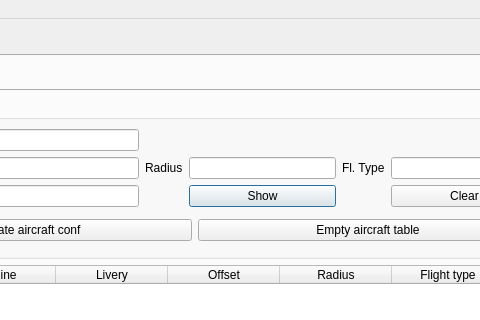
This is ScheduleUi/MainWindow.ui in kantooon/ScheduleViewer as Qt 5 draws it before an edit; both pictures show x 538 to 1018 and y 0 to 320 of the 1121 by 838 pixel window. The edited form follows.
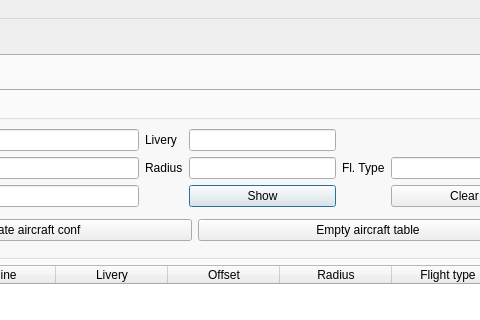
This is the edited form. The open tabs and pages were chosen to show the change. Icons and pictures are not drawn.

Commit message: new aircraft tab

Diff of the .ui file:
```diff
--- a/ScheduleUi/MainWindow.ui
+++ b/ScheduleUi/MainWindow.ui
@@ -558,6 +558,16 @@
                    <item row="0" column="5">
                     <widget class="QLineEdit" name="airlineEdit_aircraft_fleet"/>
                    </item>
+                   <item row="0" column="6">
+                    <widget class="QLabel" name="label_24">
+                     <property name="text">
+                      <string>Livery</string>
+                     </property>
+                    </widget>
+                   </item>
+                   <item row="0" column="7">
+                    <widget class="QLineEdit" name="liveryEdit_aircraft_fleet"/>
+                   </item>
                   </layout>
                  </item>
                  <item row="1" column="0">
```
Left out of the diff: 194 changed lines with no effect on the pictures. The commit also changes 4 other files.
